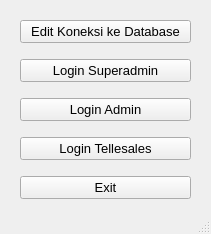
The window that mainFiles/assets/ui/chooseLogin.ui (NathanielClarence/telemarketingdb) describes before a commit, drawn with Qt 5.
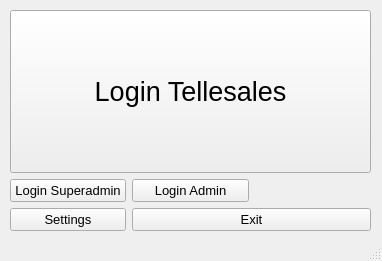
The same window after the commit.

What changed in the file:
```diff
--- a/mainFiles/assets/ui/chooseLogin.ui
+++ b/mainFiles/assets/ui/chooseLogin.ui
@@ -6,8 +6,8 @@
    <rect>
     <x>0</x>
     <y>0</y>
-    <width>211</width>
-    <height>234</height>
+    <width>382</width>
+    <height>261</height>
    </rect>
   </property>
   <property name="windowTitle">
@@ -17,26 +17,14 @@
    <widget class="QWidget" name="verticalLayoutWidget">
     <property name="geometry">
      <rect>
-      <x>20</x>
+      <x>10</x>
       <y>10</y>
-      <width>171</width>
-      <height>201</height>
+      <width>361</width>
+      <height>221</height>
      </rect>
     </property>
-    <layout class="QVBoxLayout" name="verticalLayout">
-     <item>
-      <widget class="QPushButton" name="btn_dbEdit">
-       <property name="font">
-        <font>
-         <pointsize>10</pointsize>
-        </font>
-       </property>
-       <property name="text">
-        <string>Edit Koneksi ke Database</string>
-       </property>
-      </widget>
-     </item>
-     <item>
+    <layout class="QGridLayout" name="gridLayout">
+     <item row="1" column="0">
       <widget class="QPushButton" name="sa_Login">
        <property name="font">
         <font>
@@ -48,7 +36,7 @@
        </property>
       </widget>
      </item>
-     <item>
+     <item row="1" column="1">
       <widget class="QPushButton" name="adm_Login">
        <property name="font">
         <font>
@@ -60,11 +48,17 @@
        </property>
       </widget>
      </item>
-     <item>
+     <item row="0" column="0" colspan="3">
       <widget class="QPushButton" name="tel_Login">
+       <property name="sizePolicy">
+        <sizepolicy hsizetype="Minimum" vsizetype="Preferred">
+         <horstretch>0</horstretch>
+         <verstretch>0</verstretch>
+        </sizepolicy>
+       </property>
        <property name="font">
         <font>
-         <pointsize>10</pointsize>
+         <pointsize>20</pointsize>
         </font>
        </property>
        <property name="text">
@@ -72,8 +66,26 @@
        </property>
       </widget>
      </item>
-     <item>
+     <item row="2" column="0">
+      <widget class="QPushButton" name="btn_dbEdit">
+       <property name="font">
+        <font>
+         <pointsize>10</pointsize>
+        </font>
+       </property>
+       <property name="text">
+        <string>Settings</string>
+       </property>
+      </widget>
+     </item>
+     <item row="2" column="1" colspan="2">
       <widget class="QPushButton" name="exit">
+       <property name="sizePolicy">
+        <sizepolicy hsizetype="Minimum" vsizetype="Fixed">
+         <horstretch>0</horstretch>
+         <verstretch>0</verstretch>
+        </sizepolicy>
+       </property>
        <property name="font">
         <font>
          <pointsize>10</pointsize>
```
Left out of the diff: 2 changed lines with no effect on the pictures.
